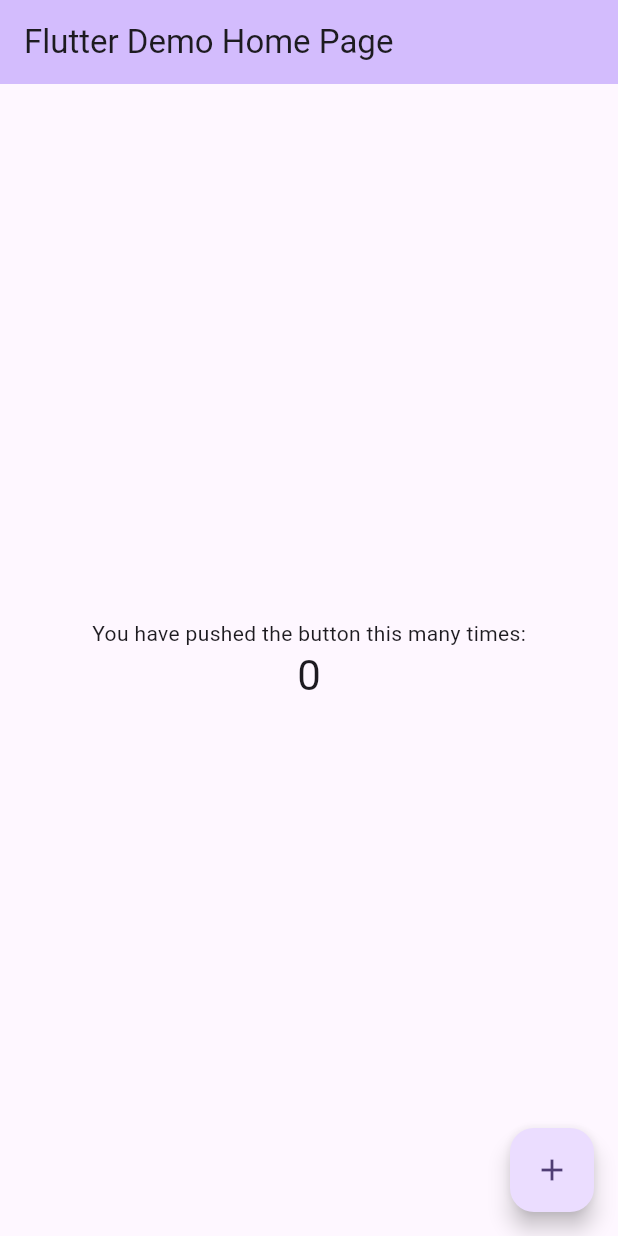
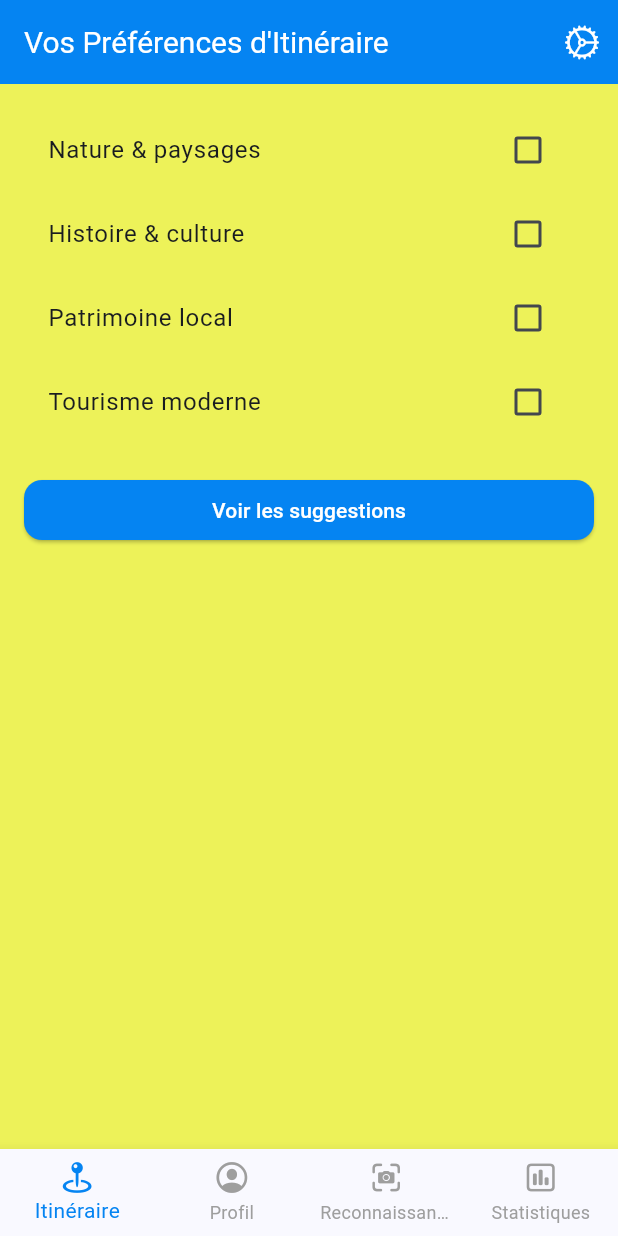
Before and after one commit to GitDurrel/flutter_project, a Flutter app: the screen it shows after launch, on a phone screen of 412 x 824 dp. Run offline on Flutter 3.47's test engine with Material 3 defaults, Android fonts, the phone set to English and light mode, and no system bars; our stand-ins replace google_maps_flutter.

Commit message:
Jules was unable to complete the task in time. Please review the work done so far and provide feedback for Jules to continue.

```diff
--- a/lib/main.dart
+++ b/lib/main.dart
@@ -1,4 +1,8 @@
-import 'package:flutter/material.dart';
+import 'package:flutter/material.dart'; // Cupertino is not directly used here anymore
+import 'utils/constants.dart';
+import 'screens/main_scaffold.dart'; // Import the new main scaffold
+
+// Removed unused imports: fade_page_route.dart, second_page.dart, breadcrumbs_display.dart
 
 void main() {
   runApp(const MyApp());
@@ -28,95 +32,50 @@ class MyApp extends StatelessWidget {
         //
         // This works for code too, not just values: Most code changes can be
         // tested with just a hot reload.
-        colorScheme: ColorScheme.fromSeed(seedColor: Colors.deepPurple),
+        scaffoldBackgroundColor: kNeutralColor,
+        primaryColor: kPrimaryColor,
+        colorScheme: ColorScheme.fromSeed(
+          seedColor: kPrimaryColor,
+          primary: kPrimaryColor,
+          secondary: kSecondaryColor,
+          background: kNeutralColor,
+        ),
+        appBarTheme: const AppBarTheme(
+          backgroundColor: kPrimaryColor,
+          titleTextStyle: TextStyle(color: Colors.white, fontSize: 20),
+          iconTheme: IconThemeData(color: Colors.white),
+        ),
+        floatingActionButtonTheme: const FloatingActionButtonThemeData(
+          backgroundColor: kSecondaryColor,
+        ),
+        elevatedButtonTheme: ElevatedButtonThemeData(
+          style: ElevatedButton.styleFrom(
+            backgroundColor: kPrimaryColor,
+            foregroundColor: Colors.white,
+            shape: RoundedRectangleBorder(
+              borderRadius: BorderRadius.circular(12.0),
+            ),
+          ),
+        ),
+        textButtonTheme: TextButtonThemeData(
+          style: TextButton.styleFrom(
+            foregroundColor: kPrimaryColor,
+            shape: RoundedRectangleBorder(
+              borderRadius: BorderRadius.circular(12.0),
+            ),
+          ),
+        ),
+        outlinedButtonTheme: OutlinedButtonThemeData(
+          style: OutlinedButton.styleFrom(
+            foregroundColor: kPrimaryColor,
+            side: const BorderSide(color: kPrimaryColor),
+            shape: RoundedRectangleBorder(
+              borderRadius: BorderRadius.circular(12.0),
+            ),
+          ),
+        ),
       ),
-      home: const MyHomePage(title: 'Flutter Demo Home Page'),
+      home: const MainScaffoldWithBottomNavbar(), // Updated home
     );
   }
 }
-
-class MyHomePage extends StatefulWidget {
-  const MyHomePage({super.key, required this.title});
-
-  // This widget is the home page of your application. It is stateful, meaning
-  // that it has a State object (defined below) that contains fields that affect
-  // how it looks.
-
-  // This class is the configuration for the state. It holds the values (in this
-  // case the title) provided by the parent (in this case the App widget) and
-  // used by the build method of the State. Fields in a Widget subclass are
-  // always marked "final".
-
-  final String title;
-
-  @override
-  State<MyHomePage> createState() => _MyHomePageState();
-}
-
-class _MyHomePageState extends State<MyHomePage> {
-  int _counter = 0;
-
-  void _incrementCounter() {
-    setState(() {
-      // This call to setState tells the Flutter framework that something has
-      // changed in this State, which causes it to rerun the build method below
-      // so that the display can reflect the updated values. If we changed
-      // _counter without calling setState(), then the build method would not be
-      // called again, and so nothing would appear to happen.
-      _counter++;
-    });
-  }
-
-  @override
-  Widget build(BuildContext context) {
-    // This method is rerun every time setState is called, for instance as done
-    // by the _incrementCounter method above.
-    //
-    // The Flutter framework has been optimized to make rerunning build methods
-    // fast, so that you can just rebuild anything that needs updating rather
-    // than having to individually change instances of widgets.
-    return Scaffold(
-      appBar: AppBar(
-        // TRY THIS: Try changing the color here to a specific color (to
-        // Colors.amber, perhaps?) and trigger a hot reload to see the AppBar
-        // change color while the other colors stay the same.
-        backgroundColor: Theme.of(context).colorScheme.inversePrimary,
-        // Here we take the value from the MyHomePage object that was created by
-        // the App.build method, and use it to set our appbar title.
-        title: Text(widget.title),
-      ),
-      body: Center(
-        // Center is a layout widget. It takes a single child and positions it
-        // in the middle of the parent.
-        child: Column(
-          // Column is also a layout widget. It takes a list of children and
-          // arranges them vertically. By default, it sizes itself to fit its
-          // children horizontally, and tries to be as tall as its parent.
-          //
-          // Column has various properties to control how it sizes itself and
-          // how it positions its children. Here we use mainAxisAlignment to
-          // center the children vertically; the main axis here is the vertical
-          // axis because Columns are vertical (the cross axis would be
-          // horizontal).
-          //
-          // TRY THIS: Invoke "debug painting" (choose the "Toggle Debug Paint"
-          // action in the IDE, or press "p" in the console), to see the
-          // wireframe for each widget.
-          mainAxisAlignment: MainAxisAlignment.center,
-          children: <Widget>[
-            const Text('You have pushed the button this many times:'),
-            Text(
-              '$_counter',
-              style: Theme.of(context).textTheme.headlineMedium,
-            ),
-          ],
-        ),
-      ),
-      floatingActionButton: FloatingActionButton(
-        onPressed: _incrementCounter,
-        tooltip: 'Increment',
-        child: const Icon(Icons.add),
-      ), // This trailing comma makes auto-formatting nicer for build methods.
-    );
-  }
-}
--- /dev/null
+++ b/lib/screens/itinerary_preferences_page.dart
@@ -0,0 +1,67 @@
+import 'package:flutter/cupertino.dart';
+import 'package:flutter/material.dart';
+import '../utils/fade_page_route.dart'; // Import for custom transition
+import 'suggested_places_page.dart'; // Import for navigation target
+
+class ItineraryPreferencesPage extends StatefulWidget {
+  const ItineraryPreferencesPage({super.key});
+
+  @override
+  State<ItineraryPreferencesPage> createState() =>
+      _ItineraryPreferencesPageState();
+}
+
+class _ItineraryPreferencesPageState extends State<ItineraryPreferencesPage> {
+  final Map<String, bool> _preferences = {
+    "Nature & paysages": false,
+    "Histoire & culture": false,
+    "Patrimoine local": false,
+    "Tourisme moderne": false,
+  };
+
+  @override
+  Widget build(BuildContext context) {
+    return Scaffold(
+      appBar: AppBar(
+        title: const Text("Vos Préférences d'Itinéraire"),
+        actions: [ // Keeping settings icon for now as per previous structure
+          IconButton(
+            icon: const Icon(CupertinoIcons.settings),
+            tooltip: 'Open Settings',
+            onPressed: () {
+              print('Settings button pressed');
+            },
+          ),
+        ],
+      ),
+      body: ListView(
+        padding: const EdgeInsets.all(16.0),
+        children: <Widget>[
+          ..._preferences.keys.map((String key) {
+            return CheckboxListTile(
+              title: Text(key),
+              value: _preferences[key],
+              onChanged: (bool? value) {
+                setState(() {
+                  _preferences[key] = value!;
+                });
+              },
+            );
+          }).toList(),
+          const SizedBox(height: 20),
+          ElevatedButton(
+            onPressed: () {
+              // print('Selected preferences: $_preferences'); // Can keep for debugging
+              Navigator.of(context).push(
+                FadePageRoute(
+                  child: SuggestedPlacesPage(selectedPreferences: _preferences),
+                ),
+              );
+            },
+            child: const Text('Voir les suggestions'),
+          ),
+        ],
+      ),
+    );
+  }
+}
--- /dev/null
+++ b/lib/screens/main_scaffold.dart
@@ -0,0 +1,66 @@
+import 'package:flutter/cupertino.dart';
+import 'package:flutter/material.dart';
+import 'itinerary_preferences_page.dart'; // Updated import
+import 'profile_page.dart';
+import 'image_recognition_page.dart';
+import 'stats_page.dart';
+import '../utils/constants.dart'; // For kPrimaryColor
+
+class MainScaffoldWithBottomNavbar extends StatefulWidget {
+  const MainScaffoldWithBottomNavbar({super.key});
+
+  @override
+  State<MainScaffoldWithBottomNavbar> createState() =>
+      _MainScaffoldWithBottomNavbarState();
+}
+
+class _MainScaffoldWithBottomNavbarState
+    extends State<MainScaffoldWithBottomNavbar> {
+  int _selectedIndex = 0;
+
+  static const List<Widget> _pages = <Widget>[
+    ItineraryPreferencesPage(), // Updated page
+    ProfilePage(),
+    ImageRecognitionPage(),
+    StatsPage(),
+  ];
+
+  void _onItemTapped(int index) {
+    setState(() {
+      _selectedIndex = index;
+    });
+  }
+
+  @override
+  Widget build(BuildContext context) {
+    return Scaffold(
+      body: _pages[_selectedIndex],
+      bottomNavigationBar: BottomNavigationBar(
+        items: const <BottomNavigationBarItem>[
+          BottomNavigationBarItem(
+            icon: Icon(CupertinoIcons.map_pin_ellipse),
+            label: 'Itinéraire',
+          ),
+          BottomNavigationBarItem(
+            icon: Icon(CupertinoIcons.profile_circled),
+            label: 'Profil',
+          ),
+          BottomNavigationBarItem(
+            icon: Icon(CupertinoIcons.camera_viewfinder),
+            label: 'Reconnaissance', // Shortened for better display
+          ),
+          BottomNavigationBarItem(
+            icon: Icon(CupertinoIcons.chart_bar_square),
+            label: 'Statistiques',
+          ),
+        ],
+        currentIndex: _selectedIndex,
+        selectedItemColor: kPrimaryColor,
+        unselectedItemColor: Colors.grey, // Standard unselected color
+        onTap: _onItemTapped,
+        type: BottomNavigationBarType.fixed, // Ensures all labels are visible
+        showUnselectedLabels: true, // Shows labels for unselected items
+      ),
+    );
+  }
+}
--- /dev/null
+++ b/lib/screens/suggested_places_page.dart
@@ -0,0 +1,72 @@
+import 'package:flutter/material.dart';
+import '../utils/fade_page_route.dart'; // For navigation
+import 'map_display_page.dart'; // For navigation
+
+class SuggestedPlacesPage extends StatelessWidget {
+  final Map<String, bool> selectedPreferences;
+
+  const SuggestedPlacesPage({super.key, required this.selectedPreferences});
+
+  // Mock data for places - now List<Map<String, dynamic>> to include double for lat/lng
+  static final List<Map<String, dynamic>> _allMockPlaces = [
+    {'name': 'Musée du Louvre', 'category': 'Histoire & culture', 'details': 'Famous art museum', 'latitude': 48.8606, 'longitude': 2.3376},
+    {'name': 'Jardin des Tuileries', 'category': 'Nature & paysages', 'details': 'Historic public garden', 'latitude': 48.8636, 'longitude': 2.3279},
+    {'name': 'Château de Versailles', 'category': 'Histoire & culture', 'details': 'Royal château', 'latitude': 48.8049, 'longitude': 2.1204},
+    {'name': 'Tour Eiffel', 'category': 'Tourisme moderne', 'details': 'Iconic iron tower', 'latitude': 48.8584, 'longitude': 2.2945},
+    {'name': 'Montmartre', 'category': 'Patrimoine local', 'details': 'Historic hill with basilica', 'latitude': 48.8867, 'longitude': 2.3431},
+    {'name': 'Cathédrale Notre-Dame', 'category': 'Histoire & culture', 'details': 'Medieval Catholic cathedral', 'latitude': 48.8530, 'longitude': 2.3499},
+    {'name': 'Parc des Buttes-Chaumont', 'category': 'Nature & paysages', 'details': 'Public park with a lake', 'latitude': 48.8768, 'longitude': 2.3800},
+    {'name': 'La Défense', 'category': 'Tourisme moderne', 'details': 'Major business district', 'latitude': 48.8915, 'longitude': 2.2400},
+    {'name': 'Canal Saint-Martin', 'category': 'Patrimoine local', 'details': 'Picturesque canal', 'latitude': 48.8717, 'longitude': 2.3657},
+    {'name': 'Forêt de Fontainebleau', 'category': 'Nature & paysages', 'details': 'Large forest area, great for hikes', 'latitude': 48.4041, 'longitude': 2.6969},
+  ];
+
+  @override
+  Widget build(BuildContext context) {
+    // Filter places based on selected preferences
+    final List<Map<String, dynamic>> suggestedPlaces = _allMockPlaces.where((place) {
+      // If no preferences are selected, show all places (or a specific subset, adjust as needed)
+      bool anyPreferenceSelected = selectedPreferences.values.any((isSelected) => isSelected);
+      if (!anyPreferenceSelected) {
+        return true; // Or return false to show nothing, or a specific default list
+      }
+      // Otherwise, show places that match any of the selected preferences
+      return selectedPreferences[place['category']] ?? false;
+    }).toList();
+
+    return Scaffold(
+      appBar: AppBar(
+        title: const Text('Lieux Suggérés'),
+      ),
+      body: suggestedPlaces.isEmpty
+          ? const Center(
+              child: Text(
+                'Aucun lieu ne correspond à vos préférences actuelles, ou veuillez sélectionner des préférences.',
+                textAlign: TextAlign.center,
+                style: TextStyle(fontSize: 16),
+              ),
+            )
+          : ListView.builder(
+              itemCount: suggestedPlaces.length,
+              itemBuilder: (context, index) {
+                final place = suggestedPlaces[index];
+                return InkWell(
+                  onTap: () {
+                    // print('Tapped on: ${place['name']}');
+                    Navigator.of(context).push(
+                      FadePageRoute(
+                        child: MapDisplayPage(placeData: place),
+                      ),
+                    );
+                  },
+                  child: ListTile(
+                    title: Text(place['name'] as String? ?? 'Unknown Place'),
+                    subtitle: Text(place['category'] as String? ?? 'Unknown Category'),
+                    // You could add more details here, e.g., place['details']
+                  ),
+                );
+              },
+            ),
+    );
+  }
+}
--- /dev/null
+++ b/lib/utils/constants.dart
@@ -0,0 +1,5 @@
+import 'package:flutter/material.dart';
+
+const kNeutralColor = Color(0xFFEDF259);
+const kPrimaryColor = Color(0xFF0584F2);
+const kSecondaryColor = Color(0xFF0AAFF1);
--- /dev/null
+++ b/lib/utils/fade_page_route.dart
@@ -0,0 +1,14 @@
+import 'package:flutter/material.dart';
+
+class FadePageRoute<T> extends PageRouteBuilder<T> {
+  final Widget child;
+
+  FadePageRoute({required this.child})
+      : super(
+          pageBuilder: (context, animation, secondaryAnimation) => child,
+          transitionsBuilder: (context, animation, secondaryAnimation, child) {
+            return FadeTransition(opacity: animation, child: child);
+          },
+          transitionDuration: const Duration(milliseconds: 300),
+        );
+}
--- a/pubspec.yaml
+++ b/pubspec.yaml
@@ -34,6 +34,7 @@ dependencies:
   # The following adds the Cupertino Icons font to your application.
   # Use with the CupertinoIcons class for iOS style icons.
   cupertino_icons: ^1.0.8
+  google_maps_flutter: ^2.6.0
 
 dev_dependencies:
   flutter_test:
```
Also changed, not shown: lib/screens/image_recognition_page.dart (added, +17 -0 lines), lib/screens/map_display_page.dart (added, +68 -0 lines), lib/screens/profile_page.dart (added, +17 -0 lines), lib/screens/second_page.dart (added, +17 -0 lines), lib/screens/stats_page.dart (added, +17 -0 lines), lib/widgets/breadcrumbs_display.dart (added, +33 -0 lines), pubspec.lock.
